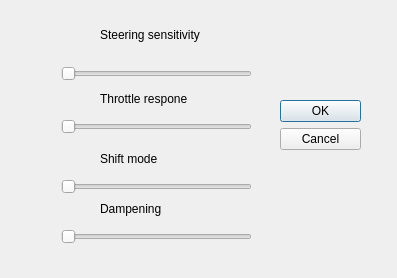
Above: Infotainment/carsettingsdialog.ui from PeterBohlin/InfotainmentConcept before the change. Below: the same form after it.
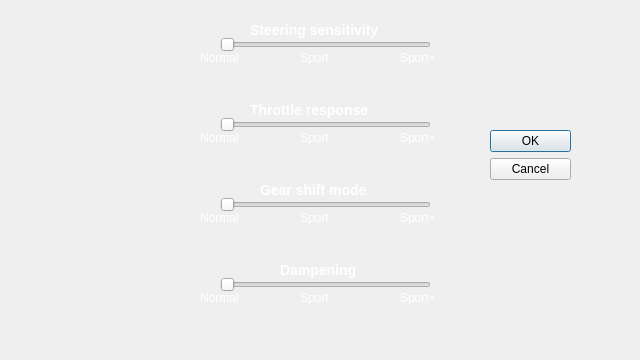
That is the form after the change.

Diff of the .ui file:
```diff
--- a/Infotainment/carsettingsdialog.ui
+++ b/Infotainment/carsettingsdialog.ui
@@ -6,8 +6,8 @@
    <rect>
     <x>0</x>
     <y>0</y>
-    <width>397</width>
-    <height>278</height>
+    <width>640</width>
+    <height>360</height>
    </rect>
   </property>
   <property name="windowTitle">
@@ -16,8 +16,8 @@
   <widget class="QDialogButtonBox" name="buttonBox">
    <property name="geometry">
     <rect>
-     <x>280</x>
-     <y>100</y>
+     <x>490</x>
+     <y>130</y>
      <width>81</width>
      <height>61</height>
     </rect>
@@ -32,9 +32,9 @@
   <widget class="QSlider" name="horizontalSliderSteering">
    <property name="geometry">
     <rect>
-     <x>61</x>
-     <y>59</y>
-     <width>191</width>
+     <x>220</x>
+     <y>30</y>
+     <width>211</width>
      <height>29</height>
     </rect>
    </property>
@@ -57,48 +57,48 @@
   <widget class="QLabel" name="shiftLabel">
    <property name="geometry">
     <rect>
-     <x>100</x>
-     <y>150</y>
-     <width>120</width>
-     <height>17</height>
+     <x>260</x>
+     <y>180</y>
+     <width>140</width>
+     <height>20</height>
     </rect>
    </property>
    <property name="text">
-    <string>Shift mode</string>
+    <string>&lt;html&gt;&lt;head/&gt;&lt;body&gt;&lt;p&gt;&lt;span style=&quot; font-size:large; font-weight:600; color:#ffffff;&quot;&gt;Gear shift mode&lt;/span&gt;&lt;/p&gt;&lt;/body&gt;&lt;/html&gt;</string>
    </property>
   </widget>
   <widget class="QLabel" name="SteeringLabel">
    <property name="geometry">
     <rect>
-     <x>100</x>
-     <y>10</y>
-     <width>131</width>
-     <height>49</height>
+     <x>250</x>
+     <y>20</y>
+     <width>170</width>
+     <height>20</height>
     </rect>
    </property>
    <property name="text">
-    <string>Steering sensitivity</string>
+    <string>&lt;html&gt;&lt;head/&gt;&lt;body&gt;&lt;p&gt;&lt;span style=&quot; font-size:large; font-weight:600; color:#ffffff;&quot;&gt;Steering sensitivity&lt;/span&gt;&lt;/p&gt;&lt;/body&gt;&lt;/html&gt;</string>
    </property>
   </widget>
   <widget class="QLabel" name="throttleLabel">
    <property name="geometry">
     <rect>
-     <x>100</x>
-     <y>90</y>
-     <width>120</width>
-     <height>17</height>
+     <x>250</x>
+     <y>100</y>
+     <width>160</width>
+     <height>20</height>
     </rect>
    </property>
    <property name="text">
-    <string>Throttle respone</string>
+    <string>&lt;html&gt;&lt;head/&gt;&lt;body&gt;&lt;p&gt;&lt;span style=&quot; font-size:large; font-weight:600; color:#ffffff;&quot;&gt;Throttle response&lt;/span&gt;&lt;/p&gt;&lt;/body&gt;&lt;/html&gt;</string>
    </property>
   </widget>
   <widget class="QSlider" name="horizontalSlider_3">
    <property name="geometry">
     <rect>
-     <x>61</x>
-     <y>222</y>
-     <width>191</width>
+     <x>220</x>
+     <y>270</y>
+     <width>211</width>
      <height>29</height>
     </rect>
    </property>
@@ -109,9 +109,9 @@
   <widget class="QSlider" name="horizontalSlider">
    <property name="geometry">
     <rect>
-     <x>61</x>
-     <y>112</y>
-     <width>191</width>
+     <x>220</x>
+     <y>110</y>
+     <width>211</width>
      <height>29</height>
     </rect>
    </property>
@@ -122,9 +122,9 @@
   <widget class="QSlider" name="horizontalSlider_2">
    <property name="geometry">
     <rect>
-     <x>61</x>
-     <y>172</y>
-     <width>191</width>
+     <x>220</x>
+     <y>190</y>
+     <width>211</width>
      <height>29</height>
     </rect>
    </property>
@@ -135,14 +135,170 @@
   <widget class="QLabel" name="dampeningLabel">
    <property name="geometry">
     <rect>
-     <x>100</x>
-     <y>200</y>
-     <width>120</width>
+     <x>280</x>
+     <y>260</y>
+     <width>100</width>
+     <height>20</height>
+    </rect>
+   </property>
+   <property name="text">
+    <string>&lt;html&gt;&lt;head/&gt;&lt;body&gt;&lt;p&gt;&lt;span style=&quot; font-size:large; font-weight:600; color:#ffffff;&quot;&gt;Dampening&lt;/span&gt;&lt;/p&gt;&lt;/body&gt;&lt;/html&gt;</string>
+   </property>
+  </widget>
+  <widget class="QLabel" name="label">
+   <property name="geometry">
+    <rect>
+     <x>200</x>
+     <y>50</y>
+     <width>67</width>
      <height>17</height>
     </rect>
    </property>
    <property name="text">
-    <string>Dampening</string>
+    <string>&lt;html&gt;&lt;head/&gt;&lt;body&gt;&lt;p&gt;&lt;span style=&quot; color:#ffffff;&quot;&gt;Normal&lt;/span&gt;&lt;/p&gt;&lt;/body&gt;&lt;/html&gt;</string>
+   </property>
+  </widget>
+  <widget class="QLabel" name="label_2">
+   <property name="geometry">
+    <rect>
+     <x>300</x>
+     <y>50</y>
+     <width>67</width>
+     <height>17</height>
+    </rect>
+   </property>
+   <property name="text">
+    <string>&lt;html&gt;&lt;head/&gt;&lt;body&gt;&lt;p&gt;&lt;span style=&quot; color:#ffffff;&quot;&gt;Sport&lt;/span&gt;&lt;/p&gt;&lt;/body&gt;&lt;/html&gt;</string>
+   </property>
+  </widget>
+  <widget class="QLabel" name="label_3">
+   <property name="geometry">
+    <rect>
+     <x>400</x>
+     <y>50</y>
+     <width>67</width>
+     <height>17</height>
+    </rect>
+   </property>
+   <property name="text">
+    <string>&lt;html&gt;&lt;head/&gt;&lt;body&gt;&lt;p&gt;&lt;span style=&quot; color:#ffffff;&quot;&gt;Sport+&lt;/span&gt;&lt;/p&gt;&lt;/body&gt;&lt;/html&gt;</string>
+   </property>
+  </widget>
+  <widget class="QLabel" name="label_4">
+   <property name="geometry">
+    <rect>
+     <x>200</x>
+     <y>130</y>
+     <width>67</width>
+     <height>17</height>
+    </rect>
+   </property>
+   <property name="text">
+    <string>&lt;html&gt;&lt;head/&gt;&lt;body&gt;&lt;p&gt;&lt;span style=&quot; color:#ffffff;&quot;&gt;Normal&lt;/span&gt;&lt;/p&gt;&lt;/body&gt;&lt;/html&gt;</string>
+   </property>
+  </widget>
+  <widget class="QLabel" name="label_5">
+   <property name="geometry">
+    <rect>
+     <x>300</x>
+     <y>130</y>
+     <width>67</width>
+     <height>17</height>
+    </rect>
+   </property>
+   <property name="text">
+    <string>&lt;html&gt;&lt;head/&gt;&lt;body&gt;&lt;p&gt;&lt;span style=&quot; color:#ffffff;&quot;&gt;Sport&lt;/span&gt;&lt;/p&gt;&lt;/body&gt;&lt;/html&gt;</string>
+   </property>
+  </widget>
+  <widget class="QLabel" name="label_6">
+   <property name="geometry">
+    <rect>
+     <x>400</x>
+     <y>130</y>
+     <width>67</width>
+     <height>17</height>
+    </rect>
+   </property>
+   <property name="text">
+    <string>&lt;html&gt;&lt;head/&gt;&lt;body&gt;&lt;p&gt;&lt;span style=&quot; color:#ffffff;&quot;&gt;Sport+&lt;/span&gt;&lt;/p&gt;&lt;/body&gt;&lt;/html&gt;</string>
+   </property>
+  </widget>
+  <widget class="QLabel" name="label_7">
+   <property name="geometry">
+    <rect>
+     <x>200</x>
+     <y>210</y>
+     <width>67</width>
+     <height>17</height>
+    </rect>
+   </property>
+   <property name="text">
+    <string>&lt;html&gt;&lt;head/&gt;&lt;body&gt;&lt;p&gt;&lt;span style=&quot; color:#ffffff;&quot;&gt;Normal&lt;/span&gt;&lt;/p&gt;&lt;/body&gt;&lt;/html&gt;</string>
+   </property>
+  </widget>
+  <widget class="QLabel" name="label_8">
+   <property name="geometry">
+    <rect>
+     <x>400</x>
+     <y>210</y>
+     <width>67</width>
+     <height>17</height>
+    </rect>
+   </property>
+   <property name="text">
+    <string>&lt;html&gt;&lt;head/&gt;&lt;body&gt;&lt;p&gt;&lt;span style=&quot; color:#ffffff;&quot;&gt;Sport+&lt;/span&gt;&lt;/p&gt;&lt;/body&gt;&lt;/html&gt;</string>
+   </property>
+  </widget>
+  <widget class="QLabel" name="label_9">
+   <property name="geometry">
+    <rect>
+     <x>300</x>
+     <y>210</y>
+     <width>67</width>
+     <height>17</height>
+    </rect>
+   </property>
+   <property name="text">
+    <string>&lt;html&gt;&lt;head/&gt;&lt;body&gt;&lt;p&gt;&lt;span style=&quot; color:#ffffff;&quot;&gt;Sport&lt;/span&gt;&lt;/p&gt;&lt;/body&gt;&lt;/html&gt;</string>
+   </property>
+  </widget>
+  <widget class="QLabel" name="label_10">
+   <property name="geometry">
+    <rect>
+     <x>200</x>
+     <y>290</y>
+     <width>67</width>
+     <height>17</height>
+    </rect>
+   </property>
+   <property name="text">
+    <string>&lt;html&gt;&lt;head/&gt;&lt;body&gt;&lt;p&gt;&lt;span style=&quot; color:#ffffff;&quot;&gt;Normal&lt;/span&gt;&lt;/p&gt;&lt;/body&gt;&lt;/html&gt;</string>
+   </property>
+  </widget>
+  <widget class="QLabel" name="label_11">
+   <property name="geometry">
+    <rect>
+     <x>300</x>
+     <y>290</y>
+     <width>67</width>
+     <height>17</height>
+    </rect>
+   </property>
+   <property name="text">
+    <string>&lt;html&gt;&lt;head/&gt;&lt;body&gt;&lt;p&gt;&lt;span style=&quot; color:#ffffff;&quot;&gt;Sport&lt;/span&gt;&lt;/p&gt;&lt;/body&gt;&lt;/html&gt;</string>
+   </property>
+  </widget>
+  <widget class="QLabel" name="label_12">
+   <property name="geometry">
+    <rect>
+     <x>400</x>
+     <y>290</y>
+     <width>67</width>
+     <height>17</height>
+    </rect>
+   </property>
+   <property name="text">
+    <string>&lt;html&gt;&lt;head/&gt;&lt;body&gt;&lt;p&gt;&lt;span style=&quot; color:#ffffff;&quot;&gt;Sport+&lt;/span&gt;&lt;/p&gt;&lt;/body&gt;&lt;/html&gt;</string>
    </property>
   </widget>
  </widget>
```
Left out of the diff: 6 changed lines with no effect on the pictures.
